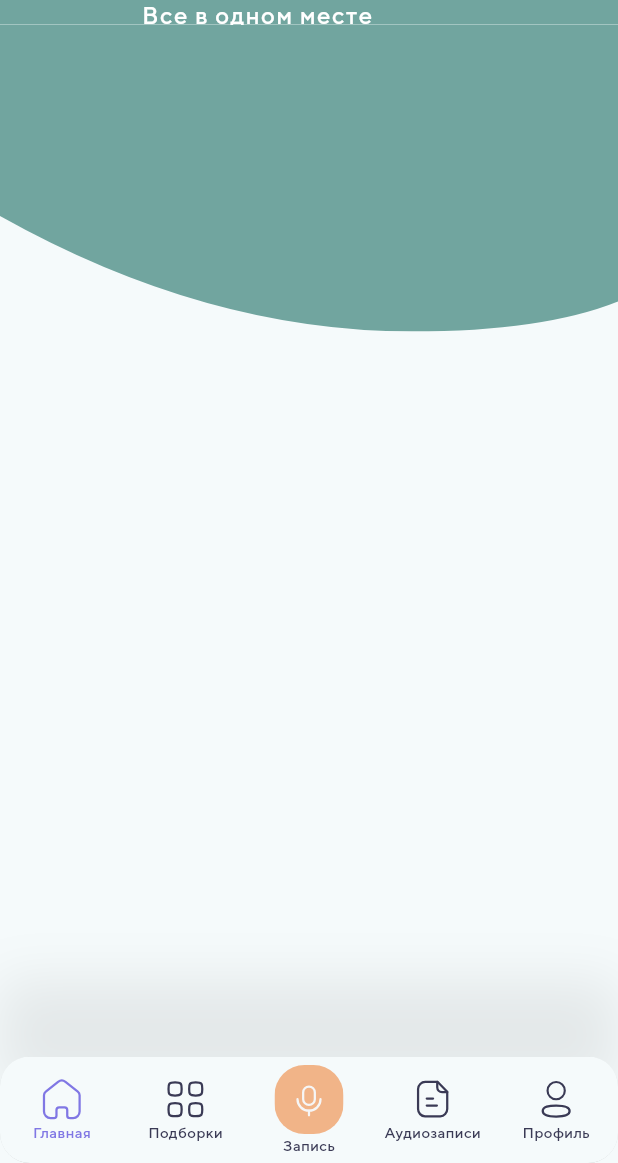
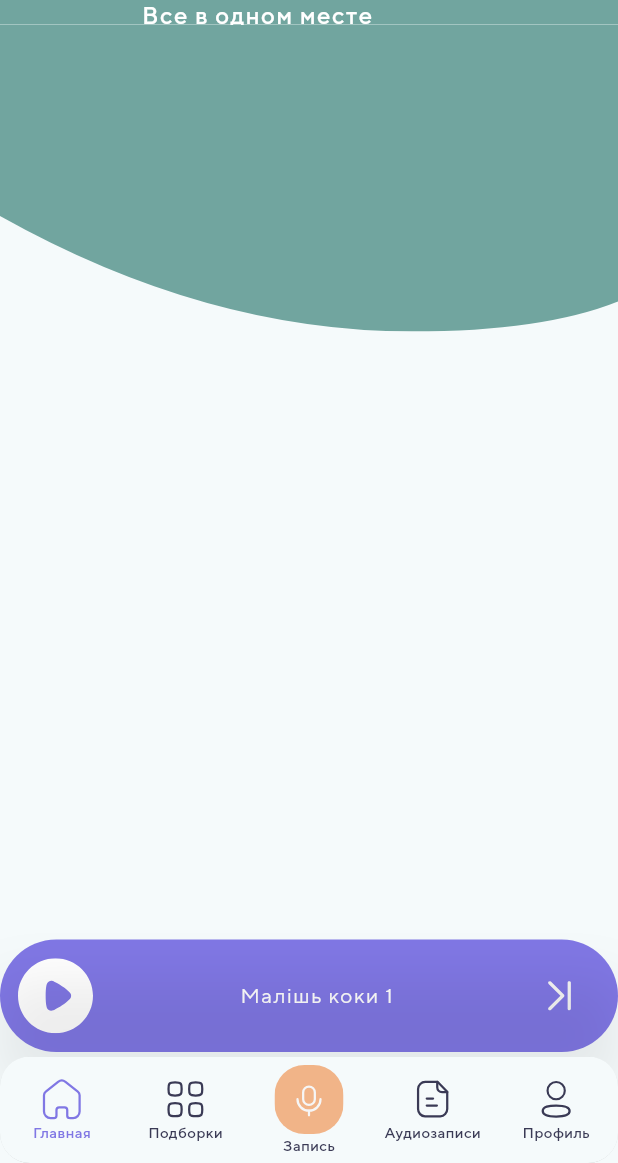
Before and after one commit to aposaitama/AudioTales, a Flutter app: the screen it shows after launch, on a phone screen of 412 x 824 dp, the part 73-1236 px from its top. Run offline on Flutter 3.47's test engine with Material 3 defaults, Android fonts, the phone set to English and light mode, and no system bars; our stand-ins replace bloc, cloud_firestore, equatable, firebase_core, firebase_storage, flutter_bloc and 8 more; missing offline and left inert: flutter_sound; accounts and stored records are empty; project files that could hold a hidden picture were left out.

Commit message:
created simple miniplayer overlay in root screen

```diff
--- a/lib/main.dart
+++ b/lib/main.dart
@@ -1,6 +1,7 @@
 import 'package:flutter/material.dart';
 import 'package:firebase_core/firebase_core.dart';
 import 'package:flutter_bloc/flutter_bloc.dart';
+import 'package:flutter_svg/flutter_svg.dart';
 import 'package:memory_box_avada/di/service_locator.dart';
 import 'package:memory_box_avada/navigation/app_navigation.dart';
 import 'package:memory_box_avada/navigation/cubit/navigation_cubit.dart';
@@ -9,6 +10,8 @@ import 'package:memory_box_avada/screens/collection_screen/bloc/collection_bloc.
 import 'package:memory_box_avada/screens/record_screen/bloc/record_status_bloc.dart';
 import 'package:memory_box_avada/screens/record_screen/record/bloc/record_screen_bloc.dart';
 import 'package:memory_box_avada/screens/record_screen/listen/bloc/listen_screen_bloc.dart';
+import 'package:memory_box_avada/style/colors/colors.dart';
+import 'package:memory_box_avada/style/textStyle/textStyle.dart';
 
 void main() async {
   WidgetsFlutterBinding.ensureInitialized();
--- /dev/null
+++ b/lib/screens/audio_records_screen/mini_player_bloc/mini_player_bloc_state.dart
@@ -0,0 +1 @@
+class MiniPlayerBlocState {}
--- a/lib/screens/audio_records_screen/widgets/audio_item_tile.dart
+++ b/lib/screens/audio_records_screen/widgets/audio_item_tile.dart
@@ -37,7 +37,7 @@ class AudioItemTile extends StatelessWidget {
                     children: [
                       Text(
                         title,
-                        style: TextStyle(
+                        style: const TextStyle(
                           color: AppColors.fontColor,
                           fontSize: 14.0,
                           fontWeight: FontWeight.w500,
@@ -45,7 +45,7 @@ class AudioItemTile extends StatelessWidget {
                           fontFamily: 'TTNorms',
                         ),
                       ),
-                      SizedBox(
+                      const SizedBox(
                         height: 4.0,
                       ),
                       Text(
--- a/lib/screens/root_screen/root_screen.dart
+++ b/lib/screens/root_screen/root_screen.dart
@@ -1,6 +1,9 @@
 import 'package:flutter/material.dart';
+import 'package:flutter_svg/flutter_svg.dart';
 
 import 'package:go_router/go_router.dart';
+import 'package:memory_box_avada/style/colors/colors.dart';
+import 'package:memory_box_avada/style/textStyle/textStyle.dart';
 import 'package:memory_box_avada/widgets/custom_bottom_nav_bar.dart';
 import 'package:memory_box_avada/widgets/custom_drawer.dart';
 
@@ -12,10 +15,55 @@ class RootScreen extends StatelessWidget {
 
   @override
   Widget build(BuildContext context) {
+    bool isVisible = true;
     return Scaffold(
       key: scaffoldKey,
       drawer: const CustomDrawer(),
-      body: navigationShell,
+      body: Stack(alignment: Alignment.bottomCenter, children: [
+        navigationShell,
+        isVisible
+            ? Padding(
+                padding: const EdgeInsets.only(bottom: 3),
+                child: Container(
+                  height: 75,
+                  decoration: BoxDecoration(
+                    color: AppColors.purpleColor,
+                    borderRadius: BorderRadius.circular(41),
+                  ),
+                  child: Padding(
+                    padding: const EdgeInsets.all(8.0),
+                    child: Row(
+                      mainAxisAlignment: MainAxisAlignment.spaceBetween,
+                      children: [
+                        Padding(
+                          padding: const EdgeInsets.only(left: 4),
+                          child: SvgPicture.asset(
+                            'assets/icons/Play.svg',
+                            colorFilter: const ColorFilter.mode(
+                                Colors.white, BlendMode.srcIn),
+                          ),
+                        ),
+                        const Column(
+                          mainAxisAlignment: MainAxisAlignment.center,
+                          children: [
+                            Text(
+                              'Малішь коки 1',
+                              style: AppTextStyles.subtitleWhite,
+                            )
+                          ],
+                        ),
+                        Padding(
+                          padding: const EdgeInsets.only(right: 18),
+                          child:
+                              SvgPicture.asset('assets/icons/FluentArrow.svg'),
+                        ),
+                      ],
+                    ),
+                  ),
+                ),
+              )
+            : SizedBox()
+      ]),
       bottomNavigationBar: Container(
         decoration: BoxDecoration(
           boxShadow: [
```
Also changed, not shown: assets/icons/FluentArrow.svg (added), lib/screens/audio_records_screen/mini_player_bloc/mini_player_bloc.dart (added), lib/screens/audio_records_screen/mini_player_bloc/mini_player_bloc_event.dart (added).
